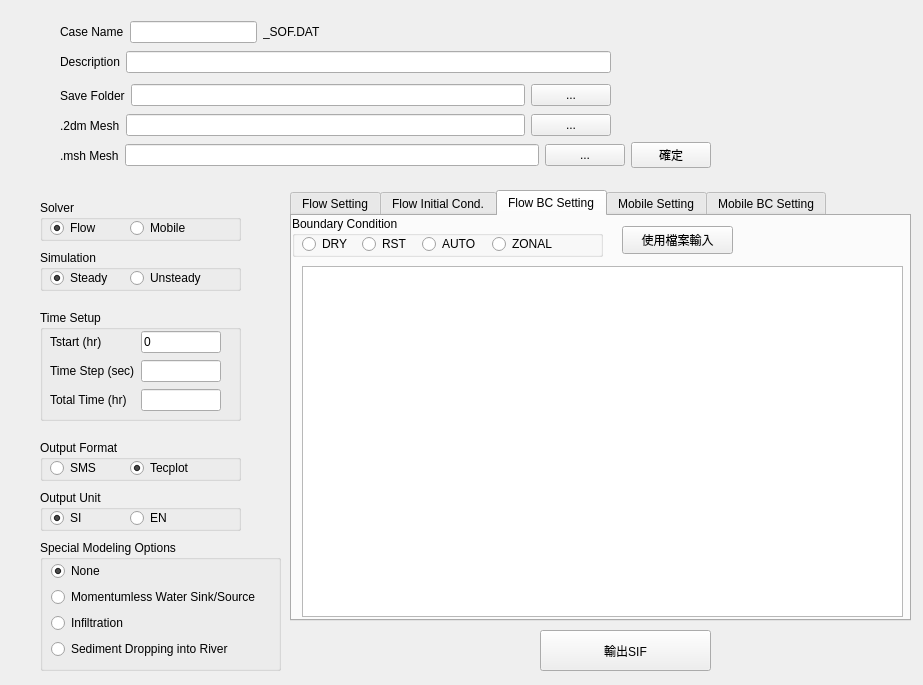
This is srhpre.ui in sythenA/MeshBuilder as Qt 5 draws it before an edit. The edited form follows.
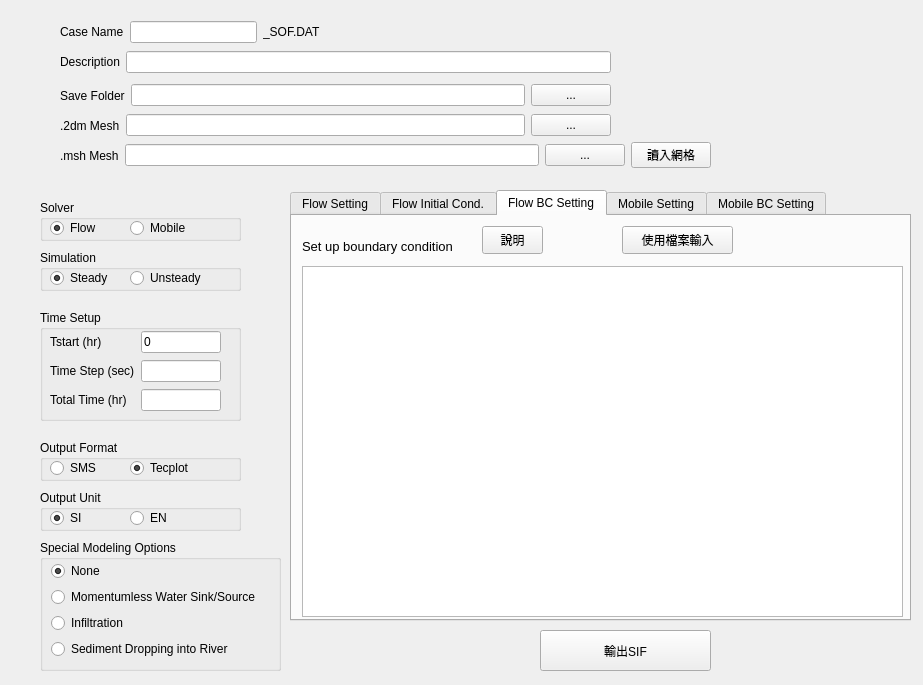
This is the edited form. The open tabs and pages were chosen to show the change.

What changed in the file:
```diff
--- a/srhpre.ui
+++ b/srhpre.ui
@@ -868,71 +868,6 @@
     <attribute name="title">
      <string>Flow BC Setting</string>
     </attribute>
-    <widget class="QGroupBox" name="groupBox_10">
-     <property name="geometry">
-      <rect>
-       <x>0</x>
-       <y>0</y>
-       <width>311</width>
-       <height>41</height>
-      </rect>
-     </property>
-     <property name="title">
-      <string>Boundary Condition</string>
-     </property>
-     <widget class="QRadioButton" name="radioButton_24">
-      <property name="geometry">
-       <rect>
-        <x>10</x>
-        <y>20</y>
-        <width>83</width>
-        <height>16</height>
-       </rect>
-      </property>
-      <property name="text">
-       <string>DRY</string>
-      </property>
-     </widget>
-     <widget class="QRadioButton" name="radioButton_27">
-      <property name="geometry">
-       <rect>
-        <x>70</x>
-        <y>20</y>
-        <width>83</width>
-        <height>16</height>
-       </rect>
-      </property>
-      <property name="text">
-       <string>RST</string>
-      </property>
-     </widget>
-     <widget class="QRadioButton" name="radioButton_28">
-      <property name="geometry">
-       <rect>
-        <x>130</x>
-        <y>20</y>
-        <width>83</width>
-        <height>16</height>
-       </rect>
-      </property>
-      <property name="text">
-       <string>AUTO</string>
-      </property>
-     </widget>
-     <widget class="QRadioButton" name="radioButton_29">
-      <property name="geometry">
-       <rect>
-        <x>200</x>
-        <y>20</y>
-        <width>83</width>
-        <height>16</height>
-       </rect>
-      </property>
-      <property name="text">
-       <string>ZONAL</string>
-      </property>
-     </widget>
-    </widget>
     <widget class="QTableWidget" name="boundaryTable">
      <property name="geometry">
       <rect>
@@ -969,6 +904,37 @@
       <string>使用檔案輸入</string>
      </property>
     </widget>
+    <widget class="QLabel" name="label_12">
+     <property name="geometry">
+      <rect>
+       <x>10</x>
+       <y>20</y>
+       <width>181</width>
+       <height>21</height>
+      </rect>
+     </property>
+     <property name="font">
+      <font>
+       <pointsize>10</pointsize>
+      </font>
+     </property>
+     <property name="text">
+      <string>Set up boundary condition</string>
+     </property>
+    </widget>
+    <widget class="QPushButton" name="explainBoundaryBtn">
+     <property name="geometry">
+      <rect>
+       <x>190</x>
+       <y>10</y>
+       <width>61</width>
+       <height>28</height>
+      </rect>
+     </property>
+     <property name="text">
+      <string>說明</string>
+     </property>
+    </widget>
    </widget>
    <widget class="QWidget" name="tabMobileSetting">
     <attribute name="title">
@@ -1053,7 +1019,7 @@
     <item>
      <widget class="QPushButton" name="readMeshBtn">
       <property name="text">
-       <string>確定</string>
+       <string>讀入網格</string>
       </property>
      </widget>
     </item>
```
Left out of the diff: 15 changed lines with no effect on the pictures.
